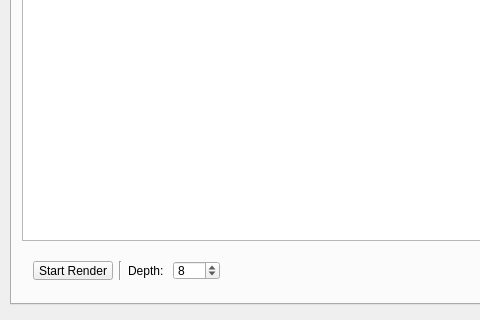
Before: the Qt Designer form mainwindow.ui in Theverat/SimpleTracer, drawn with Qt 5; both pictures show x 0 to 480 and y 435 to 755 of the 860 by 755 pixel window.
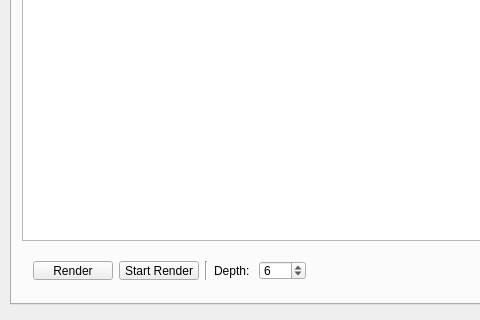
After: the same form once the commit is applied. Icons and pictures are not drawn.

```diff
--- a/mainwindow.ui
+++ b/mainwindow.ui
@@ -107,6 +107,13 @@
        <item>
         <widget class="QPushButton" name="pushButton">
          <property name="text">
+          <string>Render</string>
+         </property>
+        </widget>
+       </item>
+       <item>
+        <widget class="QPushButton" name="pushButton_2">
+         <property name="text">
           <string>Start Render</string>
          </property>
         </widget>
@@ -131,7 +138,7 @@
           <number>512</number>
          </property>
          <property name="value">
-          <number>8</number>
+          <number>6</number>
          </property>
         </widget>
        </item>
```
Left out of the diff: 2 changed lines with no effect on the pictures.
